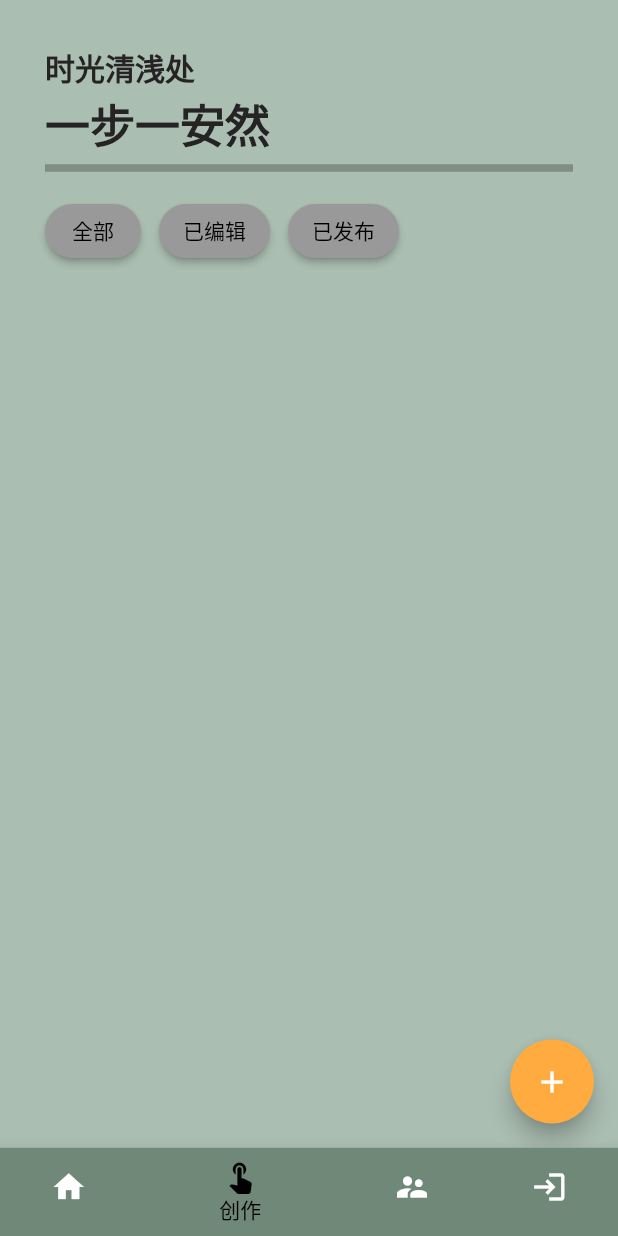
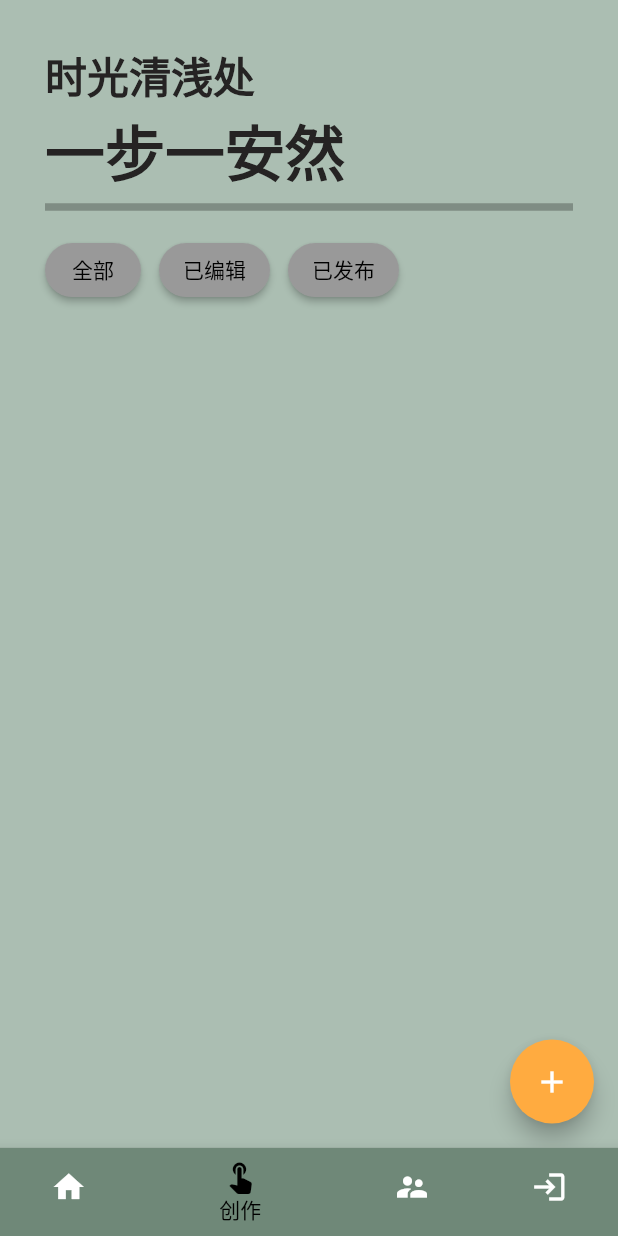
Before and after one commit to jwj1342/VanGogh, a Flutter app: the screen it shows after launch, item 2 of the bottom bar chosen, on a phone screen of 412 x 824 dp. Run offline on Flutter 3.47's test engine with Material 2 defaults, Android fonts, the phone set to English and light mode, and no system bars; Roboto replaces fonts that are missing (HanaMinA).

Commit message:
修改zxd代码，提取并重构了三个按钮，使得页面逻辑更加清晰。

```diff
--- a/lib/Create/create_page.dart
+++ b/lib/Create/create_page.dart
@@ -3,122 +3,105 @@ import 'package:flutter/material.dart';
 
 class CreatePage extends StatelessWidget {
   const CreatePage({super.key});
-  //const Placeholder();
 
   @override
   Widget build(BuildContext context) {
-
     return Scaffold(
-      backgroundColor:Color(0xf3a7bbae),//背景
+      backgroundColor: const Color(0xf3a7bbae), //背景
       body: Padding(
-          padding: EdgeInsets.symmetric(vertical:30,horizontal: 30),
-            child:Column(
+        padding: const EdgeInsets.symmetric(vertical: 30, horizontal: 30),
+        child: Column(
           crossAxisAlignment: CrossAxisAlignment.start,
           mainAxisAlignment: MainAxisAlignment.start,
           children: [
-                Container(
-                  child: Text(
+            const Text(
               '时光清浅处',
               style: TextStyle(
                   color: Color(0xff252323),
-                    fontSize: 20.0,
-                    fontWeight: FontWeight.w600
+                  fontSize: 28.0,
+                  fontWeight: FontWeight.w600),
             ),
-                  )
-                ),
-                Container(
-                  child: Text(
+            const Text(
               '一步一安然',
               style: TextStyle(
                   color: Color(0xff252323),
-                    fontSize: 30.0,
-                    fontWeight: FontWeight.w600
+                  fontSize: 40.0,
+                  fontWeight: FontWeight.w600),
             ),
-                 )
-               ),
-              const SizedBox(//分割线
+            const SizedBox(
+              //分割线
               child: Divider(
                 color: Colors.black26,
                 thickness: 5,
               ),
             ),
             Wrap(
-                spacing:8,
-                runSpacing:8,
-                children:<Widget>[
-                  Container(//三个button
-                    padding:EdgeInsets .fromLTRB( 0,10, 4, 30),
-                    child:ElevatedButton (
-                      child:Text('全部'),
-                      onPressed:(){},
-                      style:ButtonStyle(
-                        backgroundColor:MaterialStateProperty.all(CupertinoColors.inactiveGray),
-                        foregroundColor:MaterialStateProperty.all(Colors.black),
-                        textStyle:MaterialStateProperty.all(TextStyle(fontSize:14)),
-                        shape:MaterialStateProperty.all(
-                          StadiumBorder(
+              spacing: 8,
+              runSpacing: 8,
+              children: <Widget>[
+                CreatedSelectButtom(
+                  onPress: () {},
+                  text: "全部",
                 ),
+                CreatedSelectButtom(
+                  onPress: () {},
+                  text: "已编辑",
                 ),
+                CreatedSelectButtom(
+                  onPress: () {},
+                  text: "已发布",
                 ),
-                    ),
-                  ),
-                  Container(//三个button
-                    padding:EdgeInsets .fromLTRB( 0,10, 4, 30),
-                    child: ElevatedButton (
-                      child:Text('已编辑'),
-                        onPressed:(){
-
-                      },
-                      style:ButtonStyle(
-                        backgroundColor:MaterialStateProperty.all(CupertinoColors.inactiveGray),
-                        foregroundColor:MaterialStateProperty.all(Colors.black),
-                        textStyle:MaterialStateProperty.all(TextStyle(fontSize:14)),
-                        shape:MaterialStateProperty.all(
-                          StadiumBorder(
-                          ),
-                        ),
-                      ),
-                    ),
-                  ),
-                  Container(//三个button
-                    padding:EdgeInsets .fromLTRB( 0,10, 50, 30),
-                    child: ElevatedButton (
-                      child:Text('已发布'),
-                      onPressed:(){},
-                      style:ButtonStyle(
-                        backgroundColor:MaterialStateProperty.all(CupertinoColors.inactiveGray),
-                        foregroundColor:MaterialStateProperty.all(Colors.black),
-                        textStyle:MaterialStateProperty.all(TextStyle(fontSize:14)),
-                        shape:MaterialStateProperty.all(
-                          StadiumBorder(
-                          ),
-                        ),
-                      ),
-                    ),
-                  ),
-                   Wrap(//通过流式布局排列图片
-                     spacing:2,
-                     runSpacing:5,
-                     children :<Widget>[
-
-
-                     ],
+                Wrap(
+                  //通过流式布局排列图片
+                  spacing: 2,
+                  runSpacing: 5,
+                  children: <Widget>[],
                 )
               ],
             ),
           ],
         ),
       ),
-        floatingActionButton://加号
+      floatingActionButton: //加号
           FloatingActionButton(
-        backgroundColor:Colors.orangeAccent,
-        onPressed:(){},
-        child:IconButton(
-        icon:Icon(Icons.add),
-        onPressed:(){},
+        backgroundColor: Colors.orangeAccent,
+        onPressed: () {},
+        child: IconButton(
+          icon: const Icon(Icons.add),
+          onPressed: () {},
         ),
       ),
     );
   }
+}
 
+class CreatedSelectButtom extends StatelessWidget {
+  const CreatedSelectButtom({
+    super.key,
+    required this.onPress,
+    required this.text,
+  });
+
+  final VoidCallback onPress;
+  final String text;
+  @override
+  Widget build(BuildContext context) {
+    return Container(
+      //三个button
+      padding: const EdgeInsets.fromLTRB(0, 10, 4, 30),
+      child: ElevatedButton(
+        onPressed: onPress,
+        style: ButtonStyle(
+          backgroundColor:
+              MaterialStateProperty.all(CupertinoColors.inactiveGray),
+          foregroundColor: MaterialStateProperty.all(Colors.black),
+          textStyle: MaterialStateProperty.all(const TextStyle(fontSize: 14)),
+          shape: MaterialStateProperty.all(
+            const StadiumBorder(),
+          ),
+        ),
+        child: Text(text),
+      ),
+    );
   }
+}
```
Lines whose indentation alone changed are shown as unchanged.
